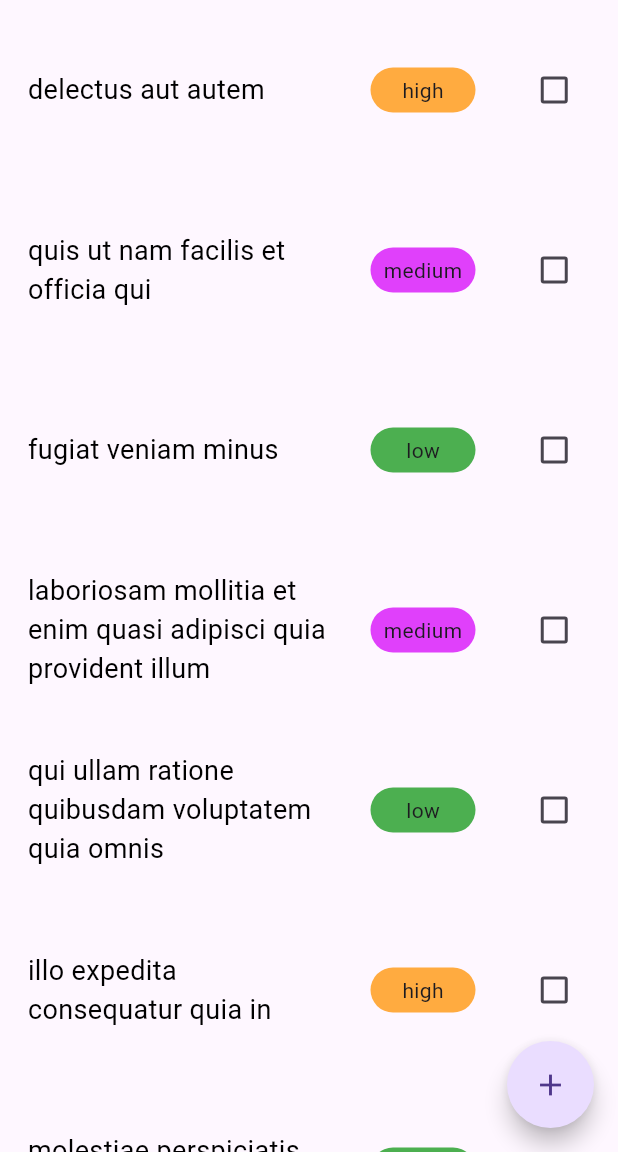
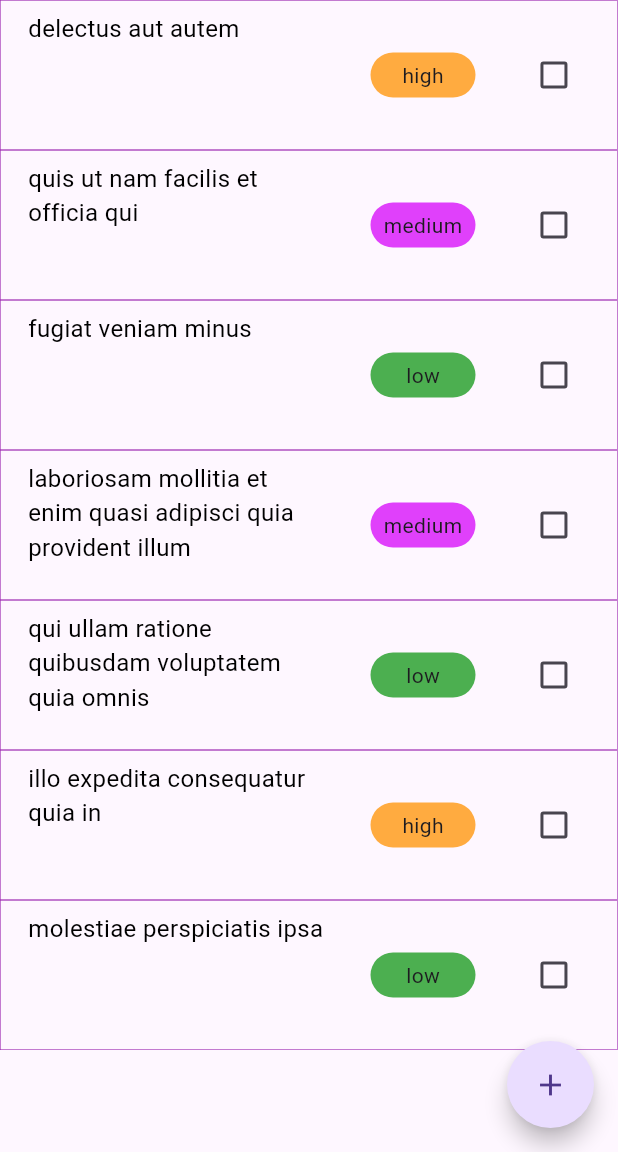
Before and after one commit to josephwatunu123/to_do_app, a Flutter app: the screen it shows after launch, on a phone screen of 412 x 824 dp, the part 84-1236 px from its top. Run offline on Flutter 3.47's test engine with Material 3 defaults, Android fonts, the light colour scheme and no system bars; drawn by our look-alikes of flutter_speed_dial; our stand-ins replace stacked.

Commit message:
due date working and due date format

```diff
--- a/lib/ui/views/create_task/create_task_view_model.dart
+++ b/lib/ui/views/create_task/create_task_view_model.dart
@@ -12,7 +12,7 @@ import '../../../services/local_json_service.dart';
 class CreateTaskViewModel extends BaseViewModel{
   String title = '';
   String? priority;
-  DateTime? dueDate;
+  String? dueDate;
   final _jsonService = LocalJsonService();
 
   late final GlobalKey<FormState> formKey;
@@ -30,7 +30,7 @@ class CreateTaskViewModel extends BaseViewModel{
     notifyListeners();
   }
 
-  void setDueDate(DateTime? val) {
+  void setDueDate(String? val) {
     dueDate = val;
     notifyListeners();
   }
@@ -49,7 +49,7 @@ class CreateTaskViewModel extends BaseViewModel{
       final newTask = TaskModel(
         id: (maxId + 1).toString(),
         title: title.trim(),
-        dueDate: dueDate?.toIso8601String(),
+        dueDate: dueDate,
         priority: priority!,
         isComplete: false,
       );
--- a/lib/ui/views/home/home_view.dart
+++ b/lib/ui/views/home/home_view.dart
@@ -93,9 +93,9 @@ class _HomeViewState extends State<HomeView> {
     ));
   }
 
-  Widget _customListTile (TaskModel task, HomeViewModel viewModel){
+  Widget _customListTile (TaskModel task, HomeViewModel viewModel,){
     TextStyle style = TextStyle(
-      fontSize: 18,
+      fontSize: 16,
       decoration: task.isComplete
           ? TextDecoration.lineThrough
           : TextDecoration.none,
@@ -103,13 +103,13 @@ class _HomeViewState extends State<HomeView> {
           ? Colors.grey
           : Colors.black,
     );
-
-    return Padding(
-      padding: EdgeInsets.symmetric(vertical: 10),
-      child: Container(
+    return Container(
       alignment: Alignment.center,
       height: 100,
       width: double.infinity,
+      decoration: BoxDecoration(
+          border: Border.all(width: 0.4,color: Colors.purple)
+      ),
       child: Row(
         mainAxisAlignment: MainAxisAlignment.spaceEvenly,
         spacing: 10,
@@ -117,8 +117,23 @@ class _HomeViewState extends State<HomeView> {
           Container(
             alignment: Alignment.centerLeft,
             width: 200,
-              height: 80,
-              child: Text(task.title,style: style),
+            height: 85,
+            child: Column(
+              mainAxisAlignment: MainAxisAlignment.spaceBetween,
+              crossAxisAlignment: CrossAxisAlignment.start,
+              children: [
+                Text(task.title,style: style),
+                const SizedBox(height: 5),
+                Text(
+                  task.dueDate ?? "",
+                  style: TextStyle(
+                      color: Colors.green,
+                      fontSize: 12,
+                      fontWeight: FontWeight.w600
+                  ),
+                )
+              ],
+            ),
           ),
           Container(
             padding: EdgeInsets.all(5),
@@ -140,7 +155,6 @@ class _HomeViewState extends State<HomeView> {
               })
         ],
       ),
-      ),
     );
   }
 
--- a/pubspec.yaml
+++ b/pubspec.yaml
@@ -19,6 +19,7 @@ dependencies:
   flutter_speed_dial: ^7.0.0
   http: ^1.4.0
   path_provider: ^2.1.5
+  intl: ^0.20.2
 
 dev_dependencies:
   flutter_test:
```
Also changed, not shown: lib/ui/views/create_task/create_task_view.dart (+43 -6 lines), pubspec.lock. Lines whose indentation alone changed are shown as unchanged.
